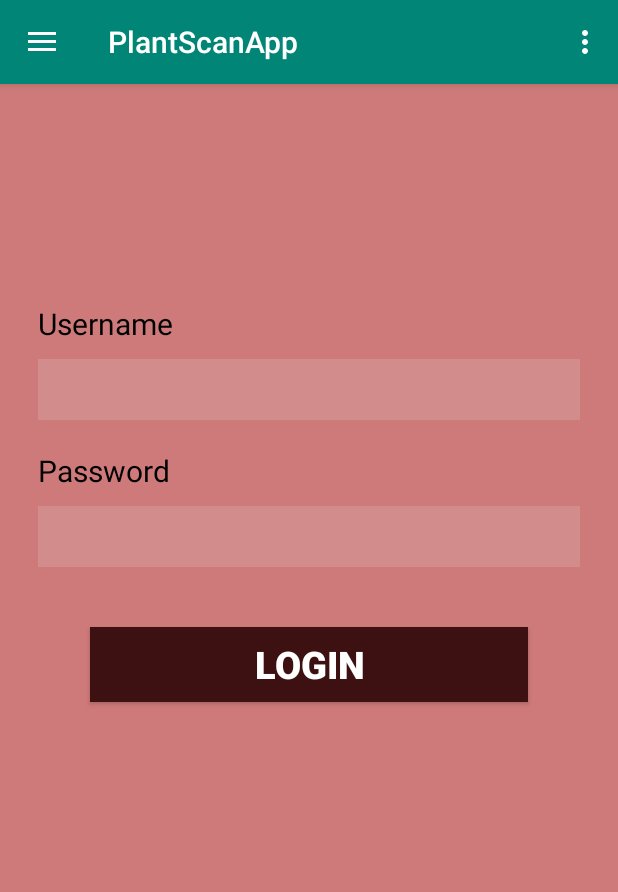
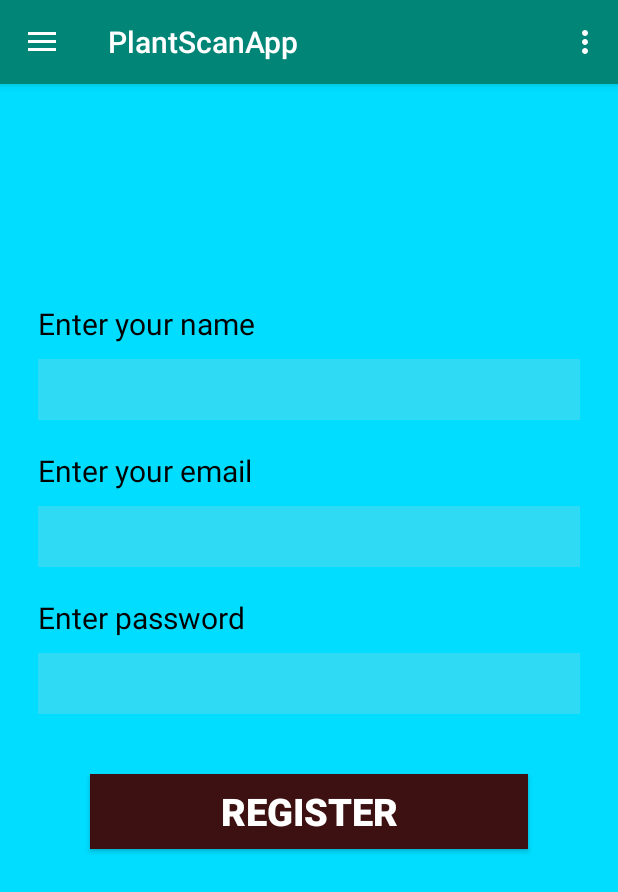
Before and after one commit to AnuragDShetty/PlantScanApp, an Android app: the screen it shows after launch (MainActivity), in the side drawer, after a tap on "Registration", on a phone screen of 412 x 824 dp. Shown: the top 892 px of the screen. Run offline under Robolectric (Android 15) with nearby library versions, the phone set to English and light mode, and no system bars; 1 statement that could not run was skipped.

Commit message:
New update 22:05 28-03-2020

```diff
--- a/app/src/main/java/com/example/plantscanapp/MainActivity.java
+++ b/app/src/main/java/com/example/plantscanapp/MainActivity.java
@@ -80,10 +80,10 @@ public class MainActivity extends AppCompatActivity
             // Handle the camera action
             getSupportFragmentManager().beginTransaction().replace(R.id.fragment_container,new HomeFragment()).commit();
         }  else if (id == R.id.nav_signup) {
-            getSupportFragmentManager().beginTransaction().replace(R.id.fragment_container,new RegisterFragment()).commit();
+            getSupportFragmentManager().beginTransaction().replace(R.id.fragment_container,new SigninFragment()).commit();
 
         } else if (id == R.id.nav_login) {
-            getSupportFragmentManager().beginTransaction().replace(R.id.fragment_container,new SigninFragment()).commit();
+            getSupportFragmentManager().beginTransaction().replace(R.id.fragment_container,new RegisterFragment()).commit();
         }
         else if (id == R.id.nav_history) {
             Toast.makeText(MainActivity.this,"History selected",Toast.LENGTH_SHORT).show();
--- a/app/src/main/java/com/example/plantscanapp/RegisterFragment.java
+++ b/app/src/main/java/com/example/plantscanapp/RegisterFragment.java
@@ -8,27 +8,32 @@ import android.view.LayoutInflater;
 import android.view.View;
 import android.view.ViewGroup;
 import android.widget.Button;
+import android.widget.EditText;
 import android.widget.TextView;
 import android.widget.Toast;
 
 public class RegisterFragment extends Fragment {
 
-    Button emp_btn;
-    TextView user,uname,uemail;
-    TextView pass;
+    Button login_btn;
+    TextView unamer,uemail;
+    EditText user,pass;
     @Nullable
     @Override
     public View onCreateView(@NonNull LayoutInflater inflater, @Nullable ViewGroup container, @Nullable Bundle savedInstanceState) {
-        emp_btn = (Button) container.findViewById(R.id.login);
-        user = (TextView) container.findViewById(R.id.uname);
-        uname = (TextView) container.findViewById(R.id.unamehead);
+        login_btn = (Button) container.findViewById(R.id.login);
+        user = (EditText) container.findViewById(R.id.uname);
+        unamer = (TextView) container.findViewById(R.id.unamehead);
         uemail = (TextView) container.findViewById(R.id.uemailhead);
-        pass = (TextView) container.findViewById(R.id.upass);
+        pass = (EditText) container.findViewById(R.id.upass);
 
-            Toast.makeText(getActivity(),"Welcome "+user.getText().toString() ,Toast.LENGTH_SHORT).show();
-        uname.setText(""+user);
-        uemail.setText(""+user+"@gmail.com");
-
+        login_btn.setOnClickListener(new View.OnClickListener() {
+            @Override
+            public void onClick(View v) {
+                Toast.makeText(getActivity(),"Welcome "+user.getText().toString() ,Toast.LENGTH_SHORT).show();
+                unamer.setText(""+user);
+                uemail.setText(""+user+"@gmail.com");
+            }
+        });
 
         return inflater.inflate(R.layout.fragment_register,container,false);
     }
--- a/app/src/main/java/com/example/plantscanapp/SigninFragment.java
+++ b/app/src/main/java/com/example/plantscanapp/SigninFragment.java
@@ -7,12 +7,28 @@ import android.support.v4.app.Fragment;
 import android.view.LayoutInflater;
 import android.view.View;
 import android.view.ViewGroup;
+import android.widget.Button;
+import android.widget.EditText;
+import android.widget.Toast;
 
 public class SigninFragment extends Fragment {
 
+    EditText regname,regemail,regpass;
+    Button registerbutton;
     @Nullable
     @Override
+
     public View onCreateView(@NonNull LayoutInflater inflater, @Nullable ViewGroup container, @Nullable Bundle savedInstanceState) {
+        registerbutton=(Button)container.findViewById(R.id.Register);
+
+        registerbutton.setOnClickListener(new View.OnClickListener() {
+            @Override
+            public void onClick(View v) {
+                Toast.makeText(getActivity(),"Registration done",Toast.LENGTH_SHORT).show();
+            }
+        });
         return inflater.inflate(R.layout.fragment_signin,container,false);
+
+
     }
 }
--- a/app/src/main/res/layout/fragment_signin.xml
+++ b/app/src/main/res/layout/fragment_signin.xml
@@ -4,11 +4,90 @@
     android:layout_height="match_parent"
     android:background="@android:color/holo_blue_bright">
 
-    <TextView
-        android:layout_width="wrap_content"
-        android:layout_height="wrap_content"
-        android:text="Sign in"
-        android:textSize="30sp"
-        android:layout_centerInParent="true"/>
+    <LinearLayout
+        android:layout_width="match_parent"
+        android:layout_height="516dp"
+        android:orientation="vertical"
+        android:layout_centerInParent="true">
+
+
+        <TextView
+            android:layout_width="wrap_content"
+            android:layout_height="wrap_content"
+            android:textSize="20sp"
+            android:paddingLeft="25dp"
+            android:paddingTop="10dp"
+            android:text="Enter your name"
+            android:textColor="#000000"
+            android:layout_marginTop="10dp"/>
+
+        <EditText
+            android:id="@+id/uregname"
+            android:layout_width="match_parent"
+            android:layout_height="wrap_content"
+            android:layout_marginLeft="25dp"
+            android:layout_marginRight="25dp"
+            android:layout_marginTop="10dp"
+            android:textColor="#375E57"
+            android:textSize="30dp"
+            android:background="#37DACDCD"/>
+
+        <TextView
+            android:layout_width="wrap_content"
+            android:layout_height="wrap_content"
+            android:textSize="20sp"
+            android:paddingLeft="25dp"
+            android:paddingTop="10dp"
+            android:text="Enter your email"
+            android:textColor="#000000"
+            android:layout_marginTop="10dp"/>
+
+        <EditText
+            android:id="@+id/uregemail"
+            android:layout_width="match_parent"
+            android:layout_height="wrap_content"
+            android:layout_marginLeft="25dp"
+            android:layout_marginRight="25dp"
+            android:layout_marginTop="10dp"
+            android:textColor="#375E57"
+            android:textSize="30dp"
+            android:background="#37DACDCD"/>
+
+        <TextView
+            android:layout_width="wrap_content"
+            android:layout_height="wrap_content"
+            android:textSize="20sp"
+            android:paddingLeft="25dp"
+            android:paddingTop="10dp"
+            android:layout_marginTop="10dp"
+            android:text="Enter password"
+            android:textColor="#000000"/>
+
+        <EditText
+            android:id="@+id/uregpass"
+            android:layout_width="match_parent"
+            android:layout_height="wrap_content"
+            android:layout_marginLeft="25dp"
+            android:layout_marginRight="25dp"
+            android:password="true"
+            android:background="#37DACDCD"
+            android:layout_marginTop="10dp"
+            android:textColor="#375E57"
+            android:textSize="30dp" />
+
+        <Button
+            android:id="@+id/Register"
+            android:layout_width="match_parent"
+            android:layout_height="50dp"
+            android:textColor="#FFFFFF"
+            android:textSize="25sp"
+            android:fontFamily="sans-serif-black"
+            android:layout_centerInParent="true"
+            android:layout_marginHorizontal="60dp"
+            android:layout_marginVertical="40dp"
+            android:background="#3D1111"
+            android:text="Register"
+            />
+    </LinearLayout>
 
 </RelativeLayout>
```
